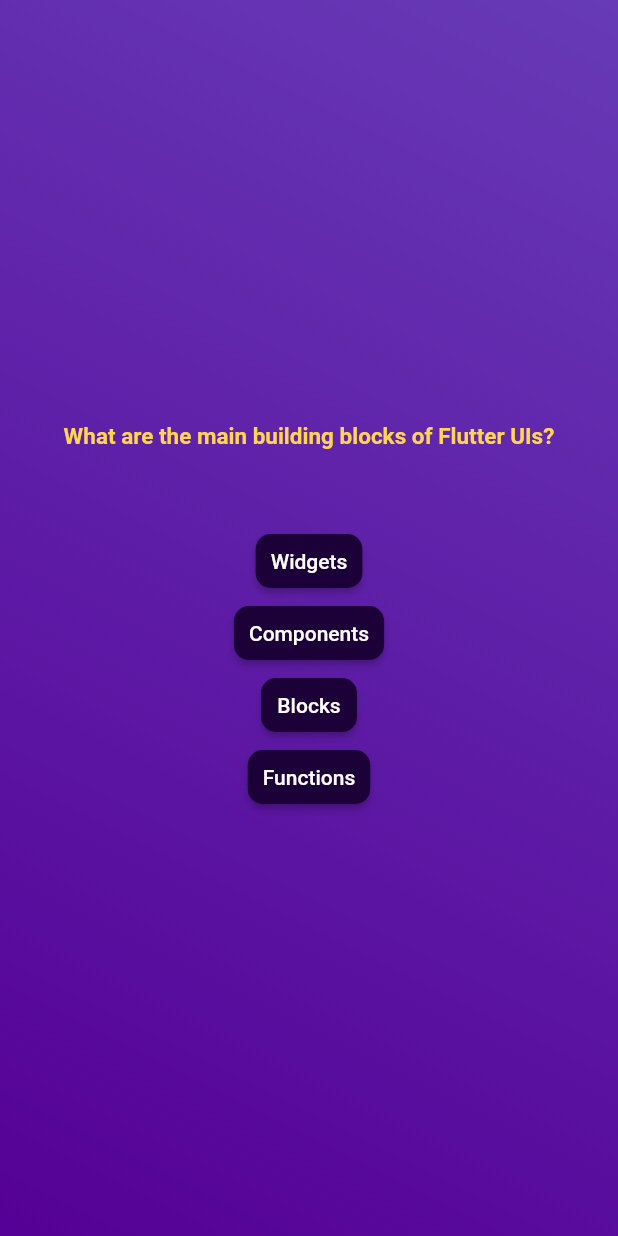
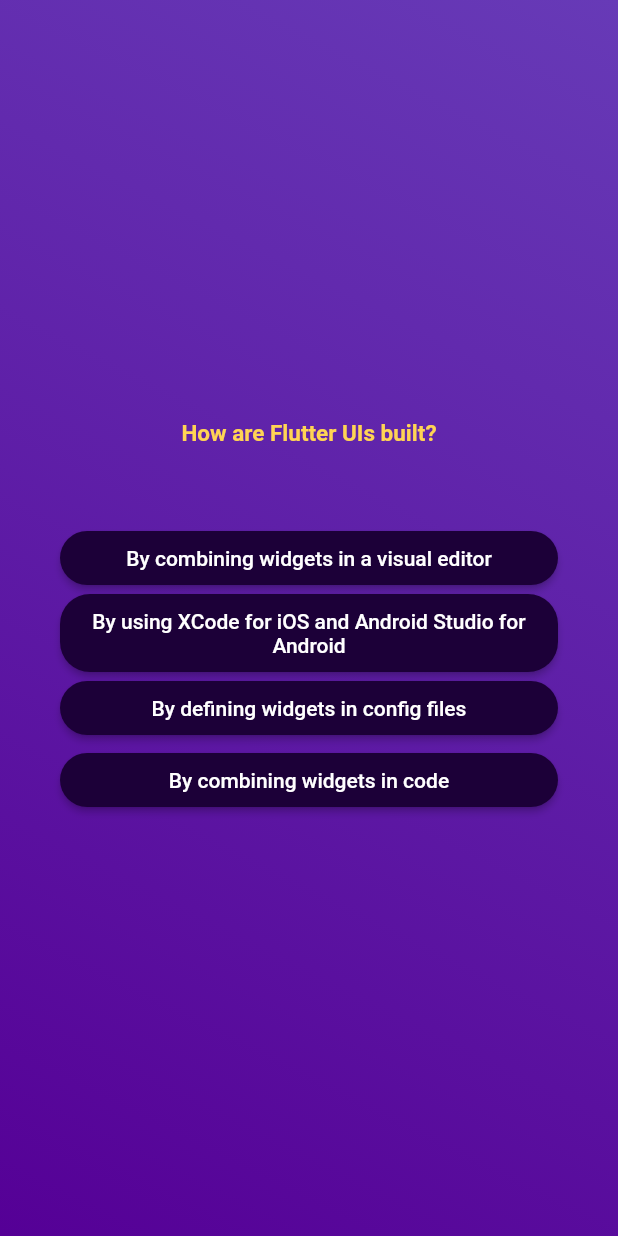
Before and after one commit to piotrkorzeniewski1/quiz-app, a Flutter app: the screen it shows after launch, after a tap on "Start Quiz", after a tap on "Components", on a phone screen of 412 x 824 dp. Run offline on Flutter 3.47's test engine with Material 2 defaults, Android fonts, the phone set to English and light mode, and no system bars.

Commit message:
Add question shuffle

```diff
--- a/quizapp/lib/data/questions.dart
+++ b/quizapp/lib/data/questions.dart
@@ -44,7 +44,7 @@ import 'package:quizapp/models/quiz_questions.dart';
     ],
   ),
   QuizQuestions(
-    'How should you update data inside of StatefulWidgets?',
+    'last How should you update data inside of StatefulWidgets?',
     [
       'By calling setState()',
       'By calling updateData()',
--- a/quizapp/lib/models/quiz_questions.dart
+++ b/quizapp/lib/models/quiz_questions.dart
@@ -2,4 +2,10 @@ class QuizQuestions{
   QuizQuestions(this.question,this.options);
   final String question;
   final List<String> options;
+
+  List<String> getShuffledAnswers(){
+    final shuffledList = List.of(options);
+    shuffledList.shuffle();
+    return shuffledList;
+  }
 }
--- a/quizapp/lib/questions_screen.dart
+++ b/quizapp/lib/questions_screen.dart
@@ -17,20 +17,40 @@ class QuestionsScreen extends StatefulWidget{
 
 class _QuestionsScreenState extends State<QuestionsScreen>{
 
+  var currentQuestionIndex = 0;
+  void answerQuestion(){
+    setState(() {
+      if(currentQuestionIndex==(questions.length-1))
+      {
+      }
+      currentQuestionIndex++;
+    });
+  }
+
   @override
 
   Widget build(context){
-    final currentQuestion = questions[0];
+    var currentQuestion = questions[currentQuestionIndex];
     return  Center(
+      child: Container(
+        margin: const EdgeInsets.all(40),
         child: Column(
           mainAxisAlignment: MainAxisAlignment.center,
+          crossAxisAlignment: CrossAxisAlignment.stretch,
           children: [
-                StyledText(currentQuestion.question, Color.fromARGB(255, 255, 212, 84),15),
+                        StyledText(
+                          currentQuestion.question,
+                          const Color.fromARGB(255, 255, 212, 84),
+                          15
+                          ),
+
                         const SizedBox(height: 50,),
-                ...currentQuestion.options.map((answers) {
-                  return StyledButton(answers, () {});
+
+                        ...currentQuestion.getShuffledAnswers().map((answers) {
+                          return StyledButton(answers, answerQuestion);
                       }),
                     ],
+        ),
       ),
     );
   }
--- /dev/null
+++ b/quizapp/lib/quiz_results.dart
@@ -0,0 +1,13 @@
+import 'package:flutter/material.dart';
+
+class QuizResults extends StatelessWidget{
+
+  const QuizResults({super.key});
+
+  @override
+
+  Widget build(context){
+    return const Text("HUJfds");
+  }
+
+}
--- a/quizapp/lib/styled_button.dart
+++ b/quizapp/lib/styled_button.dart
@@ -15,10 +15,10 @@ class StyledButton extends StatelessWidget{
         backgroundColor:const Color.fromARGB(255, 28, 0, 56),
         padding: const EdgeInsets.all(10),
         shape: RoundedRectangleBorder(
-          borderRadius: BorderRadius.circular(10),
+          borderRadius: BorderRadius.circular(20),
         ),
       ),
-      child: Text(answer),
+      child: Text(answer,textAlign: TextAlign.center,),
       );
   }
 }
--- a/quizapp/lib/styled_text.dart
+++ b/quizapp/lib/styled_text.dart
@@ -19,6 +19,7 @@ class StyledText extends StatelessWidget{
             fontWeight: FontWeight.bold,
             color: color,
       ),
+      textAlign: TextAlign.center,
     );
   }
 }
```
Lines whose indentation alone changed are shown as unchanged.
